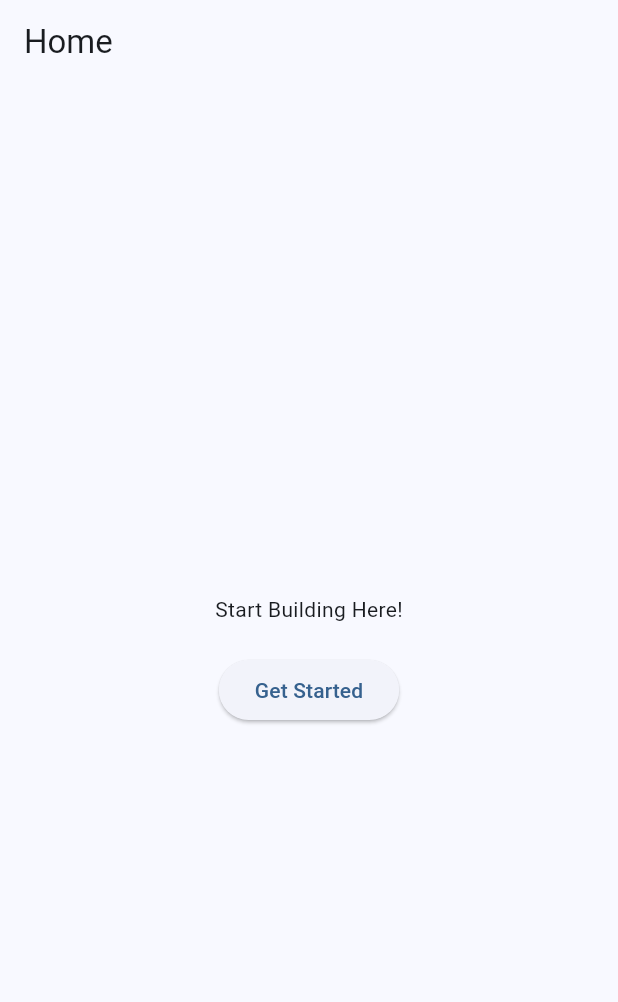
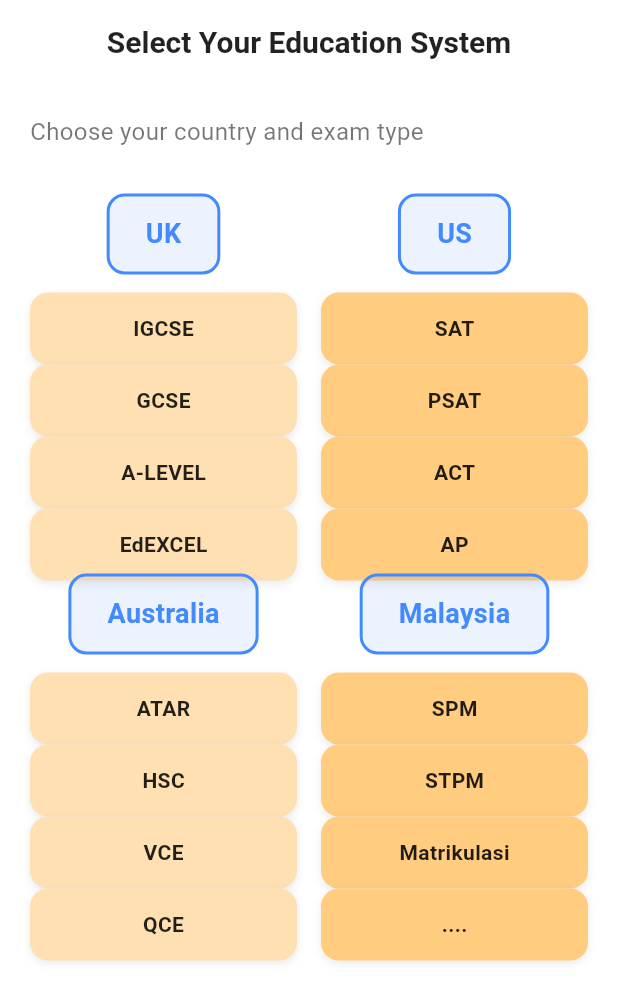
Before and after one commit to ChewZuYenn/Hackathon-Project, a Flutter app: the screen it shows after launch, on a phone screen of 412 x 824 dp. Shown: the top 1002 px of the screen. Run offline on Flutter 3.47's test engine with Material 3 defaults, Android fonts, the light colour scheme and no system bars.

Commit message:
Implemented first page of UI buttons and screen

```diff
--- a/lib/main.dart
+++ b/lib/main.dart
@@ -1,4 +1,5 @@
 import 'package:flutter/material.dart';
+import 'screens/Exampaper_type_screen.dart';
 
 void main() {
   runApp(const MyApp());
@@ -10,38 +11,13 @@ class MyApp extends StatelessWidget {
   @override
   Widget build(BuildContext context) {
     return MaterialApp(
-      title: 'Your Hackathon Project',
+      title: 'Student Education App',
+      debugShowCheckedModeBanner: false,
       theme: ThemeData(
         colorScheme: ColorScheme.fromSeed(seedColor: Colors.blue),
         useMaterial3: true,
       ),
-      home: const HomeScreen(),
+      home: const CountrySelectionScreen(),
     );
   }
 }
-
-class HomeScreen extends StatelessWidget {
-  const HomeScreen({super.key});
-
-  @override
-  Widget build(BuildContext context) {
-    return Scaffold(
-      appBar: AppBar(
-        title: const Text('Home'),
-      ),
-      body: Center(
-        child: Column(
-          mainAxisAlignment: MainAxisAlignment.center,
-          children: [
-            const Text('Start Building Here!'),
-            const SizedBox(height: 20),
-            ElevatedButton(
-              onPressed: () {},
-              child: const Text('Get Started'),
-            ),
-          ],
-        ),
-      ),
-    );
-  }
-}
--- /dev/null
+++ b/lib/screens/Exampaper_type_screen.dart
@@ -0,0 +1,173 @@
+import 'package:flutter/material.dart';
+import '../widgets/exam_typeButton.dart';
+
+class ExamCountryButton extends StatelessWidget {
+  final String countryName;
+  final VoidCallback onTap;
+
+  const ExamCountryButton({
+    Key? key,
+    required this.countryName,
+    required this.onTap,
+  }) : super(key: key);
+
+  @override
+  Widget build(BuildContext context) {
+    return GestureDetector(
+      onTap: onTap,
+      child: Container(
+        padding: const EdgeInsets.symmetric(vertical: 12, horizontal: 24),
+        decoration: BoxDecoration(
+          color: Colors.blueAccent.withOpacity(0.1),
+          borderRadius: BorderRadius.circular(12),
+          border: Border.all(color: Colors.blueAccent, width: 2),
+        ),
+        child: Text(
+          countryName,
+          style: const TextStyle(
+            fontWeight: FontWeight.bold,
+            fontSize: 18,
+            color: Colors.blueAccent,
+          ),
+        ),
+      ),
+    );
+  }
+}
+
+class CountrySelectionScreen extends StatelessWidget {
+  const CountrySelectionScreen({super.key});
+
+  @override
+  Widget build(BuildContext context) {
+    return Scaffold(
+      backgroundColor: Colors.white,
+      appBar: AppBar(
+        title: const Text(
+          'Select Your Education System',
+          style: TextStyle(
+            fontWeight: FontWeight.bold,
+            fontSize: 20,
+          ),
+        ),
+        centerTitle: true,
+        backgroundColor: Colors.white,
+        elevation: 0,
+        foregroundColor: Colors.black87,
+      ),
+      body: SafeArea(
+        child: Padding(
+          padding: const EdgeInsets.all(20.0),
+          child: Column(
+            crossAxisAlignment: CrossAxisAlignment.start,
+            children: [
+              const Text(
+                'Choose your country and exam type',
+                style: TextStyle(
+                  fontSize: 16,
+                  color: Colors.black54,
+                ),
+              ),
+              const SizedBox(height: 30),
+              Expanded(
+                child: GridView.count(
+                  crossAxisCount: 2,
+                  crossAxisSpacing: 16,
+                  mainAxisSpacing: 16,
+                  childAspectRatio: 0.75,
+                  children: [
+                    _buildCountryColumn(
+                      context,
+                      'UK',
+                      [
+                        ExamTypeData('IGCSE', const Color(0xFFFFE0B2)),
+                        ExamTypeData('GCSE', const Color(0xFFFFE0B2)),
+                        ExamTypeData('A-LEVEL', const Color(0xFFFFE0B2)),
+                        ExamTypeData('EdEXCEL', const Color(0xFFFFE0B2)),
+                      ],
+                    ),
+                    _buildCountryColumn(
+                      context,
+                      'US',
+                      [
+                        ExamTypeData('SAT', const Color(0xFFFFCC80)),
+                        ExamTypeData('PSAT', const Color(0xFFFFCC80)),
+                        ExamTypeData('ACT', const Color(0xFFFFCC80)),
+                        ExamTypeData('AP', const Color(0xFFFFCC80)),
+                      ],
+                    ),
+                    _buildCountryColumn(
+                      context,
+                      'Australia',
+                      [
+                        ExamTypeData('ATAR', const Color(0xFFFFE0B2)),
+                        ExamTypeData('HSC', const Color(0xFFFFE0B2)),
+                        ExamTypeData('VCE', const Color(0xFFFFE0B2)),
+                        ExamTypeData('QCE', const Color(0xFFFFE0B2)),
+                      ],
+                    ),
+                    _buildCountryColumn(
+                      context,
+                      'Malaysia',
+                      [
+                        ExamTypeData('SPM', const Color(0xFFFFCC80)),
+                        ExamTypeData('STPM', const Color(0xFFFFCC80)),
+                        ExamTypeData('Matrikulasi', const Color(0xFFFFCC80)),
+                        ExamTypeData('....', const Color(0xFFFFCC80)),
+                      ],
+                    ),
+                  ],
+                ),
+              ),
+            ],
+          ),
+        ),
+      ),
+    );
+  }
+
+  Widget _buildCountryColumn(
+    BuildContext context,
+    String country,
+    List<ExamTypeData> examTypes,
+  ) {
+    return Column(
+      children: [
+        ExamCountryButton(
+          countryName: country,
+          onTap: () {
+            // Handle country selection if needed
+          },
+        ),
+        const SizedBox(height: 12),
+        Expanded(
+          child: Column(
+            mainAxisAlignment: MainAxisAlignment.spaceEvenly,
+            children: examTypes.map((examType) {
+              return ExamTypeButton(
+                examName: examType.name,
+                color: examType.color,
+                onTap: () {
+                  // Navigate to exam papers screen
+                  ScaffoldMessenger.of(context).showSnackBar(
+                    SnackBar(
+                      content: Text('Selected: $country - ${examType.name}'),
+                      duration: const Duration(seconds: 1),
+                    ),
+                  );
+                },
+              );
+            }).toList(),
+          ),
+        ),
+      ],
+    );
+  }
+}
+
+class ExamTypeData {
+  final String name;
+  final Color color;
+
+  ExamTypeData(this.name, this.color);
+}
--- /dev/null
+++ b/lib/widgets/exam_countryButton.dart
@@ -0,0 +1,173 @@
+import 'package:flutter/material.dart';
+import '../widgets/exam_typeButton.dart';
+
+class CountryButton extends StatelessWidget {
+  final String countryName;
+  final VoidCallback onTap;
+
+  const CountryButton({
+    Key? key,
+    required this.countryName,
+    required this.onTap,
+  }) : super(key: key);
+
+  @override
+  Widget build(BuildContext context) {
+    return GestureDetector(
+      onTap: onTap,
+      child: Container(
+        padding: const EdgeInsets.symmetric(vertical: 12, horizontal: 24),
+        decoration: BoxDecoration(
+          color: Colors.blueAccent.withOpacity(0.1),
+          borderRadius: BorderRadius.circular(12),
+          border: Border.all(color: Colors.blueAccent, width: 2),
+        ),
+        child: Text(
+          countryName,
+          style: const TextStyle(
+            fontWeight: FontWeight.bold,
+            fontSize: 18,
+            color: Colors.blueAccent,
+          ),
+        ),
+      ),
+    );
+  }
+}
+
+class CountrySelectionScreen extends StatelessWidget {
+  const CountrySelectionScreen({super.key});
+
+  @override
+  Widget build(BuildContext context) {
+    return Scaffold(
+      backgroundColor: Colors.white,
+      appBar: AppBar(
+        title: const Text(
+          'Select Your Education System',
+          style: TextStyle(
+            fontWeight: FontWeight.bold,
+            fontSize: 20,
+          ),
+        ),
+        centerTitle: true,
+        backgroundColor: Colors.white,
+        elevation: 0,
+        foregroundColor: Colors.black87,
+      ),
+      body: SafeArea(
+        child: Padding(
+          padding: const EdgeInsets.all(20.0),
+          child: Column(
+            crossAxisAlignment: CrossAxisAlignment.start,
+            children: [
+              const Text(
+                'Choose your exam paper type',
+                style: TextStyle(
+                  fontSize: 16,
+                  color: Colors.black54,
+                ),
+              ),
+              const SizedBox(height: 30),
+              Expanded(
+                child: GridView.count(
+                  crossAxisCount: 2,
+                  crossAxisSpacing: 16,
+                  mainAxisSpacing: 16,
+                  childAspectRatio: 0.75,
+                  children: [
+                    _buildCountryColumn(
+                      context,
+                      'UK',
+                      [
+                        ExamTypeData('IGCSE', const Color(0xFFFFE0B2)),
+                        ExamTypeData('GCSE', const Color(0xFFFFE0B2)),
+                        ExamTypeData('A-LEVEL', const Color(0xFFFFE0B2)),
+                        ExamTypeData('EdEXCEL', const Color(0xFFFFE0B2)),
+                      ],
+                    ),
+                    _buildCountryColumn(
+                      context,
+                      'US',
+                      [
+                        ExamTypeData('SAT', const Color(0xFFFFCC80)),
+                        ExamTypeData('PSAT', const Color(0xFFFFCC80)),
+                        ExamTypeData('ACT', const Color(0xFFFFCC80)),
+                        ExamTypeData('AP', const Color(0xFFFFCC80)),
+                      ],
+                    ),
+                    _buildCountryColumn(
+                      context,
+                      'Australia',
+                      [
+                        ExamTypeData('ATAR', const Color(0xFFFFE0B2)),
+                        ExamTypeData('HSC', const Color(0xFFFFE0B2)),
+                        ExamTypeData('VCE', const Color(0xFFFFE0B2)),
+                        ExamTypeData('QCE', const Color(0xFFFFE0B2)),
+                      ],
+                    ),
+                    _buildCountryColumn(
+                      context,
+                      'Malaysia',
+                      [
+                        ExamTypeData('SPM', const Color(0xFFFFCC80)),
+                        ExamTypeData('STPM', const Color(0xFFFFCC80)),
+                        ExamTypeData('Matrikulasi', const Color(0xFFFFCC80)),
+                        ExamTypeData('UEC', const Color(0xFFFFCC80)),
+                      ],
+                    ),
+                  ],
+                ),
+              ),
+            ],
+          ),
+        ),
+      ),
+    );
+  }
+
+  Widget _buildCountryColumn(
+    BuildContext context,
+    String country,
+    List<ExamTypeData> examTypes,
+  ) {
+    return Column(
+      children: [
+        CountryButton(
+          countryName: country,
+          onTap: () {
+            // Handle country selection if needed
+          },
+        ),
+        const SizedBox(height: 12),
+        Expanded(
+          child: Column(
+            mainAxisAlignment: MainAxisAlignment.spaceEvenly,
+            children: examTypes.map((examType) {
+              return ExamTypeButton(
+                examName: examType.name,
+                color: examType.color,
+                onTap: () {
+                  // Navigate to exam papers screen
+                  ScaffoldMessenger.of(context).showSnackBar(
+                    SnackBar(
+                      content: Text('Selected: $country - ${examType.name}'),
+                      duration: const Duration(seconds: 1),
+                    ),
+                  );
+                },
+              );
+            }).toList(),
+          ),
+        ),
+      ],
+    );
+  }
+}
+
+class ExamTypeData {
+  final String name;
+  final Color color;
+
+  ExamTypeData(this.name, this.color);
+}
--- /dev/null
+++ b/lib/widgets/exam_typeButton.dart
@@ -0,0 +1,47 @@
+import 'package:flutter/material.dart';
+
+class ExamTypeButton extends StatelessWidget {
+  final String examName;
+  final Color color;
+  final VoidCallback? onTap;
+
+  const ExamTypeButton({
+    super.key,
+    required this.examName,
+    required this.color,
+    this.onTap,
+  });
+
+  @override
+  Widget build(BuildContext context) {
+    return InkWell(
+      onTap: onTap,
+      borderRadius: BorderRadius.circular(12),
+      child: Container(
+        width: double.infinity,
+        padding: const EdgeInsets.symmetric(vertical: 14),
+        decoration: BoxDecoration(
+          color: color,
+          borderRadius: BorderRadius.circular(12),
+          boxShadow: [
+            BoxShadow(
+              color: Colors.black.withOpacity(0.08),
+              blurRadius: 4,
+              offset: const Offset(0, 2),
+            ),
+          ],
+        ),
+        child: Center(
+          child: Text(
+            examName,
+            style: const TextStyle(
+              fontSize: 14,
+              fontWeight: FontWeight.w600,
+              color: Colors.black87,
+            ),
+          ),
+        ),
+      ),
+    );
+  }
+}
```
Also changed, not shown: lib/screens/home_screen.dart (deleted), lib/widgets/app_button.dart (deleted).
